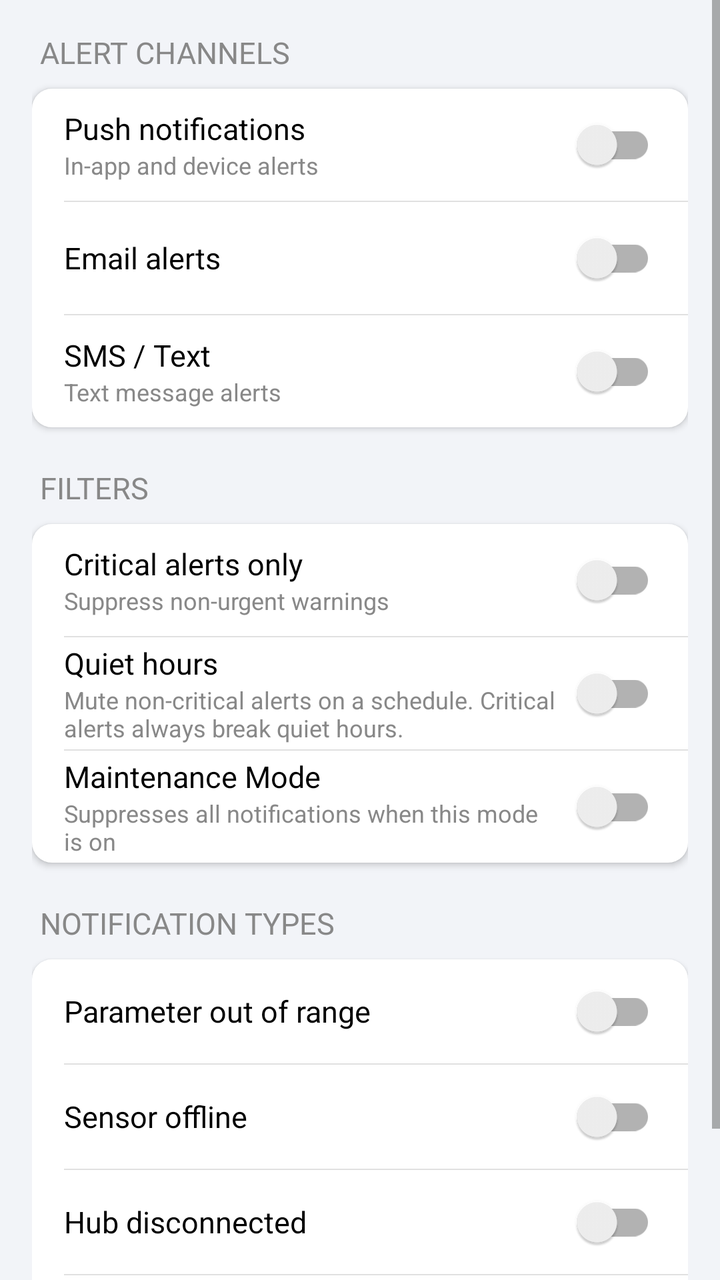
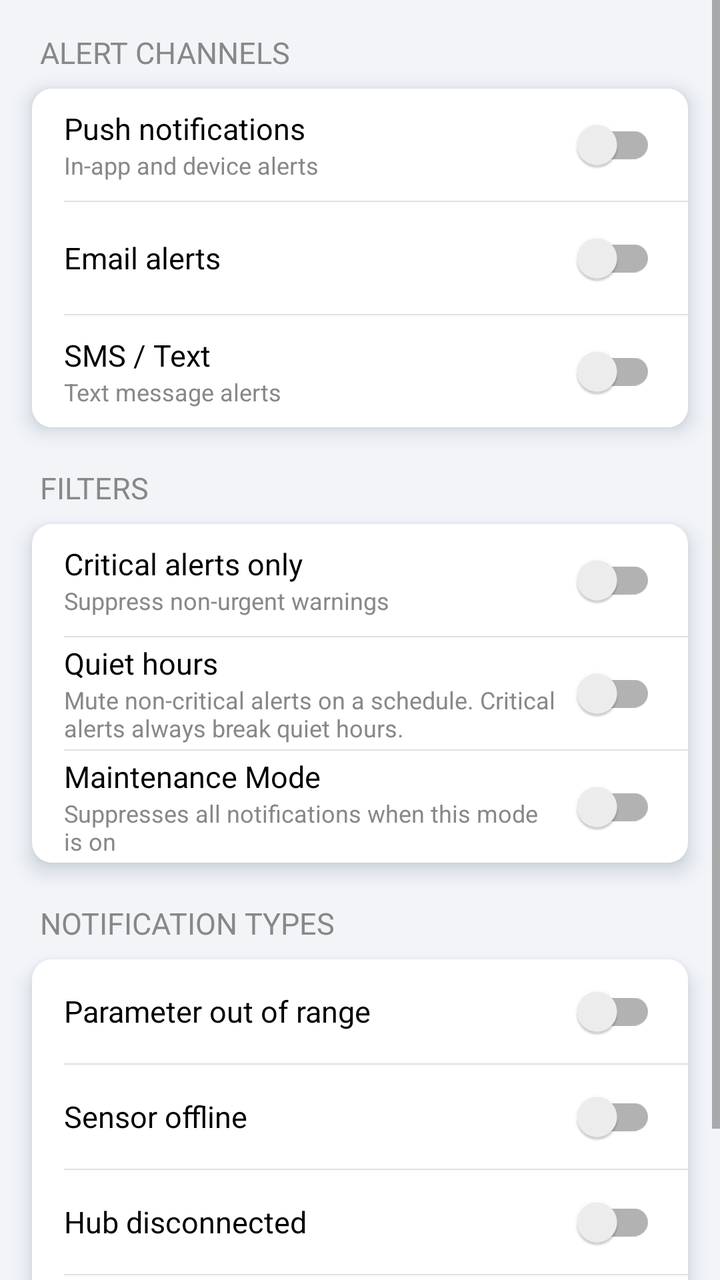

Before-and-after screenshots of an Android layout around one commit, followed by the original layout XML and the change that was made.
<!-- AndroidManifest.xml: application theme Theme.AquaSense -->
<!-- res/layout/fragment_notifications.xml -->
<?xml version="1.0" encoding="utf-8"?>
<ScrollView xmlns:android="http://schemas.android.com/apk/res/android"
    android:layout_width="match_parent"
    android:layout_height="match_parent">

    <LinearLayout
        android:layout_width="match_parent"
        android:layout_height="wrap_content"
        android:orientation="vertical"
        android:padding="16dp">

        
        <TextView
            android:layout_width="wrap_content"
            android:layout_height="wrap_content"
            android:layout_marginBottom="8dp"
            android:layout_marginStart="4dp"
            android:text="@string/section_alert_channels"
            android:textAllCaps="true"
            android:textColor="@color/text_secondary"
            android:textSize="15sp" />

        <LinearLayout
            android:layout_width="match_parent"
            android:layout_height="wrap_content"
            android:layout_marginBottom="20dp"
            android:background="@drawable/bg_settings_card"
            android:elevation="2dp"
            android:orientation="vertical">

            <LinearLayout
                android:layout_width="match_parent"
                android:layout_height="56dp"
                android:gravity="center_vertical"
                android:orientation="horizontal"
                android:paddingStart="16dp"
                android:paddingEnd="16dp">

                <LinearLayout
                    android:layout_width="0dp"
                    android:layout_height="wrap_content"
                    android:layout_weight="1"
                    android:orientation="vertical">

                    <TextView
                        android:layout_width="wrap_content"
                        android:layout_height="wrap_content"
                        android:text="@string/push_notifications"
                        android:textColor="@color/text_primary"
                        android:textSize="15sp" />

                    <TextView
                        android:layout_width="wrap_content"
                        android:layout_height="wrap_content"
                        android:text="@string/push_notifications_desc"
                        android:textColor="@color/text_secondary"
                        android:textSize="12sp" />

                </LinearLayout>

                <androidx.appcompat.widget.SwitchCompat
                    android:id="@+id/switchPushNotifications"
                    android:layout_width="wrap_content"
                    android:layout_height="wrap_content" />

            </LinearLayout>

            <View
                android:layout_width="match_parent"
                android:layout_height="0.5dp"
                android:layout_marginStart="16dp"
                android:background="@color/divider" />

            <LinearLayout
                android:layout_width="match_parent"
                android:layout_height="56dp"
                android:gravity="center_vertical"
                android:orientation="horizontal"
                android:paddingStart="16dp"
                android:paddingEnd="16dp">

                <TextView
                    android:layout_width="0dp"
                    android:layout_height="wrap_content"
                    android:layout_weight="1"
                    android:text="@string/email_alerts"
                    android:textColor="@color/text_primary"
                    android:textSize="15sp" />

                <androidx.appcompat.widget.SwitchCompat
                    android:id="@+id/switchEmailAlerts"
                    android:layout_width="wrap_content"
                    android:layout_height="wrap_content" />

            </LinearLayout>

            <View
                android:layout_width="match_parent"
                android:layout_height="0.5dp"
                android:layout_marginStart="16dp"
                android:background="@color/divider" />

            <LinearLayout
                android:layout_width="match_parent"
                android:layout_height="56dp"
                android:gravity="center_vertical"
                android:orientation="horizontal"
                android:paddingStart="16dp"
                android:paddingEnd="16dp">

                <LinearLayout
                    android:layout_width="0dp"
                    android:layout_height="wrap_content"
                    android:layout_weight="1"
                    android:orientation="vertical">

                    <TextView
                        android:layout_width="wrap_content"
                        android:layout_height="wrap_content"
                        android:text="@string/sms_text"
                        android:textColor="@color/text_primary"
                        android:textSize="15sp" />

                    <TextView
                        android:layout_width="wrap_content"
                        android:layout_height="wrap_content"
                        android:text="@string/sms_text_desc"
                        android:textColor="@color/text_secondary"
                        android:textSize="12sp" />

                </LinearLayout>

                <androidx.appcompat.widget.SwitchCompat
                    android:id="@+id/switchSmsAlerts"
                    android:layout_width="wrap_content"
                    android:layout_height="wrap_content" />

            </LinearLayout>

        </LinearLayout>

        
        <TextView
            android:layout_width="wrap_content"
            android:layout_height="wrap_content"
            android:layout_marginBottom="8dp"
            android:layout_marginStart="4dp"
            android:text="@string/section_filters"
            android:textAllCaps="true"
            android:textColor="@color/text_secondary"
            android:textSize="15sp" />

        <LinearLayout
            android:layout_width="match_parent"
            android:layout_height="wrap_content"
            android:layout_marginBottom="20dp"
            android:background="@drawable/bg_settings_card"
            android:elevation="2dp"
            android:orientation="vertical">

            
            <LinearLayout
                android:layout_width="match_parent"
                android:layout_height="56dp"
                android:gravity="center_vertical"
                android:orientation="horizontal"
                android:paddingStart="16dp"
                android:paddingEnd="16dp">

                <LinearLayout
                    android:layout_width="0dp"
                    android:layout_height="wrap_content"
                    android:layout_weight="1"
                    android:orientation="vertical">

                    <TextView
                        android:layout_width="wrap_content"
                        android:layout_height="wrap_content"
                        android:text="@string/critical_alerts_only"
                        android:textColor="@color/text_primary"
                        android:textSize="15sp" />

                    <TextView
                        android:layout_width="wrap_content"
                        android:layout_height="wrap_content"
                        android:text="@string/critical_alerts_desc"
                        android:textColor="@color/text_secondary"
                        android:textSize="12sp" />

                </LinearLayout>

                <androidx.appcompat.widget.SwitchCompat
                    android:id="@+id/switchCriticalOnly"
                    android:layout_width="wrap_content"
                    android:layout_height="wrap_content" />

            </LinearLayout>

            <View
                android:layout_width="match_parent"
                android:layout_height="0.5dp"
                android:layout_marginStart="16dp"
                android:background="@color/divider" />

            
            <LinearLayout
                android:layout_width="match_parent"
                android:layout_height="56dp"
                android:gravity="center_vertical"
                android:orientation="horizontal"
                android:paddingStart="16dp"
                android:paddingEnd="16dp">

                <LinearLayout
                    android:layout_width="0dp"
                    android:layout_height="wrap_content"
                    android:layout_weight="1"
                    android:orientation="vertical">

                    <TextView
                        android:layout_width="wrap_content"
                        android:layout_height="wrap_content"
                        android:text="@string/quiet_hours"
                        android:textColor="@color/text_primary"
                        android:textSize="15sp" />

                    <TextView
                        android:layout_width="wrap_content"
                        android:layout_height="wrap_content"
                        android:text="@string/quiet_hours_desc"
                        android:textColor="@color/text_secondary"
                        android:textSize="12sp" />

                </LinearLayout>

                <androidx.appcompat.widget.SwitchCompat
                    android:id="@+id/switchQuietHours"
                    android:layout_width="wrap_content"
                    android:layout_height="wrap_content" />

            </LinearLayout>

            
            <View
                android:id="@+id/dividerQuietStart"
                android:layout_width="match_parent"
                android:layout_height="0.5dp"
                android:layout_marginStart="16dp"
                android:background="@color/divider"
                android:visibility="gone" />

            <LinearLayout
                android:id="@+id/rowQuietStart"
                android:layout_width="match_parent"
                android:layout_height="52dp"
                android:clickable="true"
                android:focusable="true"
                android:foreground="?attr/selectableItemBackground"
                android:gravity="center_vertical"
                android:orientation="horizontal"
                android:paddingStart="16dp"
                android:paddingEnd="16dp"
                android:visibility="gone">

                <TextView
                    android:layout_width="0dp"
                    android:layout_height="wrap_content"
                    android:layout_weight="1"
                    android:text="@string/start_time"
                    android:textColor="@color/text_primary"
                    android:textSize="15sp" />

                <TextView
                    android:id="@+id/tvQuietStart"
                    android:layout_width="wrap_content"
                    android:layout_height="wrap_content"
                    android:text="@string/default_quiet_start"
                    android:textColor="@color/accent"
                    android:textSize="14sp" />

            </LinearLayout>

            
            <View
                android:id="@+id/dividerQuietEnd"
                android:layout_width="match_parent"
                android:layout_height="0.5dp"
                android:layout_marginStart="16dp"
                android:background="@color/divider"
                android:visibility="gone" />

            <LinearLayout
                android:id="@+id/rowQuietEnd"
                android:layout_width="match_parent"
                android:layout_height="52dp"
                android:clickable="true"
                android:focusable="true"
                android:foreground="?attr/selectableItemBackground"
                android:gravity="center_vertical"
                android:orientation="horizontal"
                android:paddingStart="16dp"
                android:paddingEnd="16dp"
                android:visibility="gone">

                <TextView
                    android:layout_width="0dp"
                    android:layout_height="wrap_content"
                    android:layout_weight="1"
                    android:text="@string/end_time"
                    android:textColor="@color/text_primary"
                    android:textSize="15sp" />

                <TextView
                    android:id="@+id/tvQuietEnd"
                    android:layout_width="wrap_content"
                    android:layout_height="wrap_content"
                    android:text="@string/default_quiet_end"
                    android:textColor="@color/accent"
                    android:textSize="14sp" />

            </LinearLayout>

            <View
                android:layout_width="match_parent"
                android:layout_height="0.5dp"
                android:layout_marginStart="16dp"
                android:background="@color/divider" />

            
            <LinearLayout
                android:layout_width="match_parent"
                android:layout_height="56dp"
                android:gravity="center_vertical"
                android:orientation="horizontal"
                android:paddingStart="16dp"
                android:paddingEnd="16dp">

                <LinearLayout
                    android:layout_width="0dp"
                    android:layout_height="wrap_content"
                    android:layout_weight="1"
                    android:orientation="vertical">

                    <TextView
                        android:layout_width="wrap_content"
                        android:layout_height="wrap_content"
                        android:text="@string/maintenance_mode"
                        android:textColor="@color/text_primary"
                        android:textSize="15sp" />

                    <TextView
                        android:layout_width="wrap_content"
                        android:layout_height="wrap_content"
                        android:text="@string/maintenance_mode_desc"
                        android:textColor="@color/text_secondary"
                        android:textSize="12sp" />

                </LinearLayout>

                <androidx.appcompat.widget.SwitchCompat
                    android:id="@+id/switchFeedingSilence"
                    android:layout_width="wrap_content"
                    android:layout_height="wrap_content" />

            </LinearLayout>

        </LinearLayout>

        
        <TextView
            android:layout_width="wrap_content"
            android:layout_height="wrap_content"
            android:layout_marginBottom="8dp"
            android:layout_marginStart="4dp"
            android:text="@string/section_notification_types"
            android:textAllCaps="true"
            android:textColor="@color/text_secondary"
            android:textSize="15sp" />

        <LinearLayout
            android:layout_width="match_parent"
            android:layout_height="wrap_content"
            android:layout_marginBottom="20dp"
            android:background="@drawable/bg_settings_card"
            android:elevation="2dp"
            android:orientation="vertical">

            <LinearLayout
                android:layout_width="match_parent"
                android:layout_height="52dp"
                android:gravity="center_vertical"
                android:orientation="horizontal"
                android:paddingStart="16dp"
                android:paddingEnd="16dp">

                <TextView
                    android:layout_width="0dp"
                    android:layout_height="wrap_content"
                    android:layout_weight="1"
                    android:text="@string/param_out_of_range"
                    android:textColor="@color/text_primary"
                    android:textSize="15sp" />

                <androidx.appcompat.widget.SwitchCompat
                    android:id="@+id/switchNotifyParam"
                    android:layout_width="wrap_content"
                    android:layout_height="wrap_content" />

            </LinearLayout>

            <View
                android:layout_width="match_parent"
                android:layout_height="0.5dp"
                android:layout_marginStart="16dp"
                android:background="@color/divider" />

            <LinearLayout
                android:layout_width="match_parent"
                android:layout_height="52dp"
                android:gravity="center_vertical"
                android:orientation="horizontal"
                android:paddingStart="16dp"
                android:paddingEnd="16dp">

                <TextView
                    android:layout_width="0dp"
                    android:layout_height="wrap_content"
                    android:layout_weight="1"
                    android:text="@string/sensor_offline"
                    android:textColor="@color/text_primary"
                    android:textSize="15sp" />

                <androidx.appcompat.widget.SwitchCompat
                    android:id="@+id/switchNotifySensor"
                    android:layout_width="wrap_content"
                    android:layout_height="wrap_content" />

            </LinearLayout>

            <View
                android:layout_width="match_parent"
                android:layout_height="0.5dp"
                android:layout_marginStart="16dp"
                android:background="@color/divider" />

            <LinearLayout
                android:layout_width="match_parent"
                android:layout_height="52dp"
                android:gravity="center_vertical"
                android:orientation="horizontal"
                android:paddingStart="16dp"
                android:paddingEnd="16dp">

                <TextView
                    android:layout_width="0dp"
                    android:layout_height="wrap_content"
                    android:layout_weight="1"
                    android:text="@string/hub_disconnected"
                    android:textColor="@color/text_primary"
                    android:textSize="15sp" />

                <androidx.appcompat.widget.SwitchCompat
                    android:id="@+id/switchNotifyHubDisconnected"
                    android:layout_width="wrap_content"
                    android:layout_height="wrap_content" />

            </LinearLayout>

            <View
                android:layout_width="match_parent"
                android:layout_height="0.5dp"
                android:layout_marginStart="16dp"
                android:background="@color/divider" />

            <LinearLayout
                android:layout_width="match_parent"
                android:layout_height="52dp"
                android:gravity="center_vertical"
                android:orientation="horizontal"
                android:paddingStart="16dp"
                android:paddingEnd="16dp">

                <TextView
                    android:layout_width="0dp"
                    android:layout_height="wrap_content"
                    android:layout_weight="1"
                    android:text="@string/daily_summary_digest"
                    android:textColor="@color/text_primary"
                    android:textSize="15sp" />

                <androidx.appcompat.widget.SwitchCompat
                    android:id="@+id/switchNotifySummary"
                    android:layout_width="wrap_content"
                    android:layout_height="wrap_content" />

            </LinearLayout>

        </LinearLayout>

    </LinearLayout>

</ScrollView>
<!-- resources referenced by this layout -->
<resources>
  <color name="accent">#FF1565C0</color>
  <color name="divider">#FFE0E0E0</color>
  <color name="text_primary">#FF000000</color>
  <color name="text_secondary">#FF888888</color>
  <!-- drawable bg_settings_card (drawable) -->
  <?xml version="1.0" encoding="utf-8"?>
  <shape xmlns:android="http://schemas.android.com/apk/res/android"
      android:shape="rectangle">
      <solid android:color="@color/card_background" />
      <corners android:radius="10dp" />
  </shape>
  <string name="critical_alerts_desc">Suppress non-urgent warnings</string>
  <string name="critical_alerts_only">Critical alerts only</string>
  <string name="daily_summary_digest">Daily summary digest</string>
  <string name="default_quiet_end">07:00</string>
  <string name="default_quiet_start">22:00</string>
  <string name="email_alerts">Email alerts</string>
  <string name="end_time">End time</string>
  <string name="hub_disconnected">Hub disconnected</string>
  <string name="maintenance_mode">Maintenance Mode</string>
  <string name="maintenance_mode_desc">Suppresses all notifications when this mode is on</string>
  <string name="param_out_of_range">Parameter out of range</string>
  <string name="push_notifications">Push notifications</string>
  <string name="push_notifications_desc">In-app and device alerts</string>
  <string name="quiet_hours">Quiet hours</string>
  <string name="quiet_hours_desc">Mute non-critical alerts on a schedule. Critical alerts always break quiet hours.</string>
  <string name="section_alert_channels">ALERT CHANNELS</string>
  <string name="section_filters">FILTERS</string>
  <string name="section_notification_types">NOTIFICATION TYPES</string>
  <string name="sensor_offline">Sensor offline</string>
  <string name="sms_text">SMS / Text</string>
  <string name="sms_text_desc">Text message alerts</string>
  <string name="start_time">Start time</string>
  <style name="Theme.AquaSense" parent="Base.Theme.AquaSense" />
  <color name="card_background">#FFFFFFFF</color>
  <style name="Base.Theme.AquaSense" parent="Theme.MaterialComponents.DayNight.NoActionBar">
          
          <item name="android:windowBackground">@color/background</item>
          <item name="android:colorBackground">@color/background</item>
          
          <item name="android:statusBarColor">@color/toolbar_gradient_start</item>
          <item name="android:windowLightStatusBar">@bool/light_status_bar_icons</item>
      </style>
  <color name="background">#FFF2F4F8</color>
  <color name="toolbar_gradient_start">#FFC1DFE0</color>
</resources>

<!-- the commit's change to res/layout/fragment_notifications.xml (unified diff, before → after) -->
@@ -6,6 +6,7 @@
     <LinearLayout
         android:layout_width="match_parent"
         android:layout_height="wrap_content"
+        android:clipToPadding="false"
         android:orientation="vertical"
         android:padding="16dp">
 
@@ -25,7 +26,7 @@
             android:layout_height="wrap_content"
             android:layout_marginBottom="20dp"
             android:background="@drawable/bg_settings_card"
-            android:elevation="2dp"
+            style="@style/Widget.AquaSense.Card"
             android:orientation="vertical">
 
             <LinearLayout
@@ -155,7 +156,7 @@
             android:layout_height="wrap_content"
             android:layout_marginBottom="20dp"
             android:background="@drawable/bg_settings_card"
-            android:elevation="2dp"
+            style="@style/Widget.AquaSense.Card"
             android:orientation="vertical">
 
             
@@ -382,7 +383,7 @@
             android:layout_height="wrap_content"
             android:layout_marginBottom="20dp"
             android:background="@drawable/bg_settings_card"
-            android:elevation="2dp"
+            style="@style/Widget.AquaSense.Card"
             android:orientation="vertical">
 
             <LinearLayout
<!-- resource entries referenced after the edit -->
@@ -33,8 +33,14 @@
   <string name="sms_text">SMS / Text</string>
   <string name="sms_text_desc">Text message alerts</string>
   <string name="start_time">Start time</string>
+  <style name="Widget.AquaSense.Card" parent="">
+          <item name="android:elevation">6dp</item>
+          <item name="android:outlineAmbientShadowColor">@color/card_shadow</item>
+          <item name="android:outlineSpotShadowColor">@color/card_shadow</item>
+      </style>
   <style name="Theme.AquaSense" parent="Base.Theme.AquaSense" />
   <color name="card_background">#FFFFFFFF</color>
+  <color name="card_shadow">#FF123A4D</color>
   <style name="Base.Theme.AquaSense" parent="Theme.MaterialComponents.DayNight.NoActionBar">
           
           <item name="android:windowBackground">@color/background</item>
